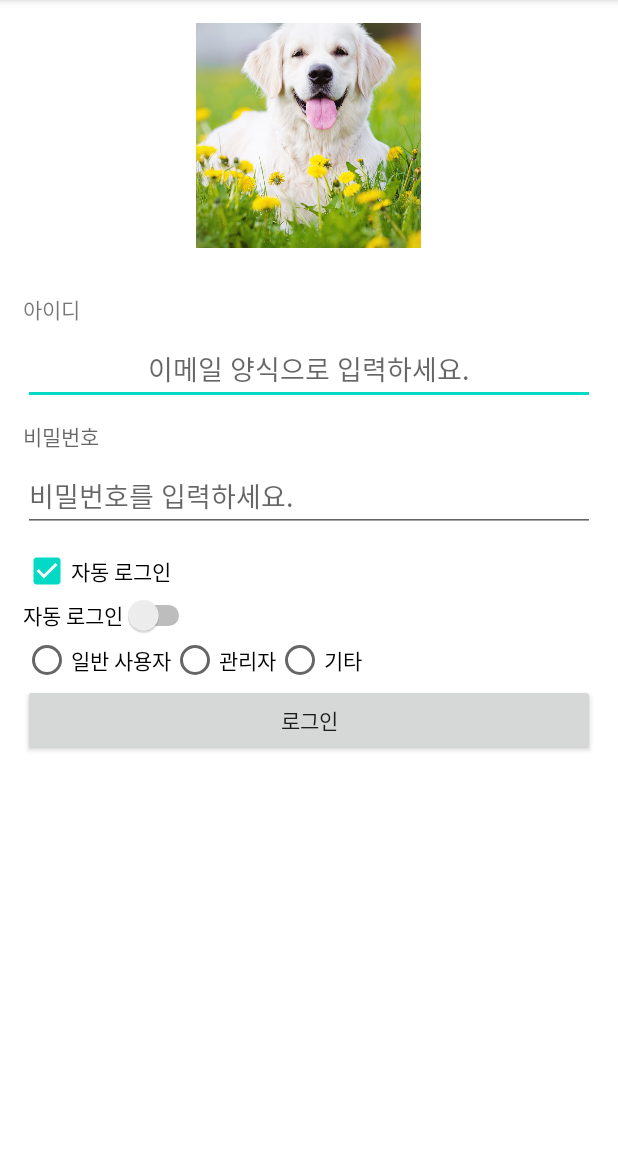
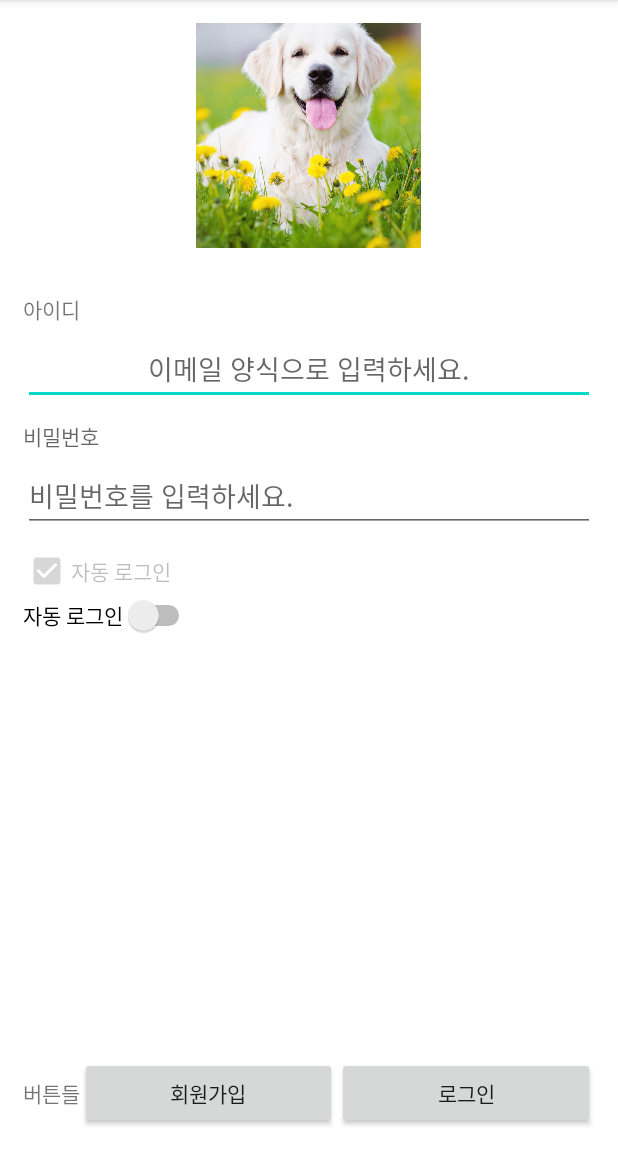
Before and after one commit to dani0907/UIPractice_20200520, an Android app: the screen it shows after launch (MainActivity), on a phone screen of 412 x 824 dp, the part 84-1236 px from its top. Run offline under Robolectric (Android 15) with nearby library versions, the phone set to English and light mode, and no system bars.

Commit message:
enabled / weight 사용 예시  - weight 응용 : 로그인 버튼을 바닥으로 밀어내기. (세로로 벌려주기.)

```diff
--- a/app/src/main/res/layout/activity_main.xml
+++ b/app/src/main/res/layout/activity_main.xml
@@ -49,6 +49,7 @@
         android:layout_width="wrap_content"
         android:layout_height="wrap_content"
         android:text="자동 로그인"
+        android:enabled="false"
         android:checked="true"/>
     <Switch
         android:layout_width="wrap_content"
@@ -57,7 +58,8 @@
     <RadioGroup
         android:layout_width="match_parent"
         android:layout_height="wrap_content"
-        android:orientation="horizontal">
+        android:orientation="horizontal"
+        android:visibility="invisible">
         <RadioButton
             android:layout_width="wrap_content"
             android:layout_height="wrap_content"
@@ -73,11 +75,32 @@
 
     </RadioGroup>
 
+    <TextView
+        android:layout_width="wrap_content"
+        android:layout_height="0dp"
+        android:layout_weight="1"/>
 
-    <Button
+    <LinearLayout
         android:layout_width="match_parent"
         android:layout_height="wrap_content"
-        android:text="로그인" />
+        android:layout_marginTop="10dp"
+        android:orientation="horizontal">
+        <TextView
+            android:layout_width="wrap_content"
+            android:layout_height="wrap_content"
+            android:text="버튼들"/>
+        <Button
+            android:layout_width="0dp"
+            android:layout_weight="1"
+            android:layout_height="wrap_content"
+            android:text="회원가입" />
+        <Button
+            android:layout_width="0dp"
+            android:layout_weight="1"
+            android:layout_height="wrap_content"
+            android:text="로그인" />
+
+    </LinearLayout>
 
 
 </LinearLayout>
```
